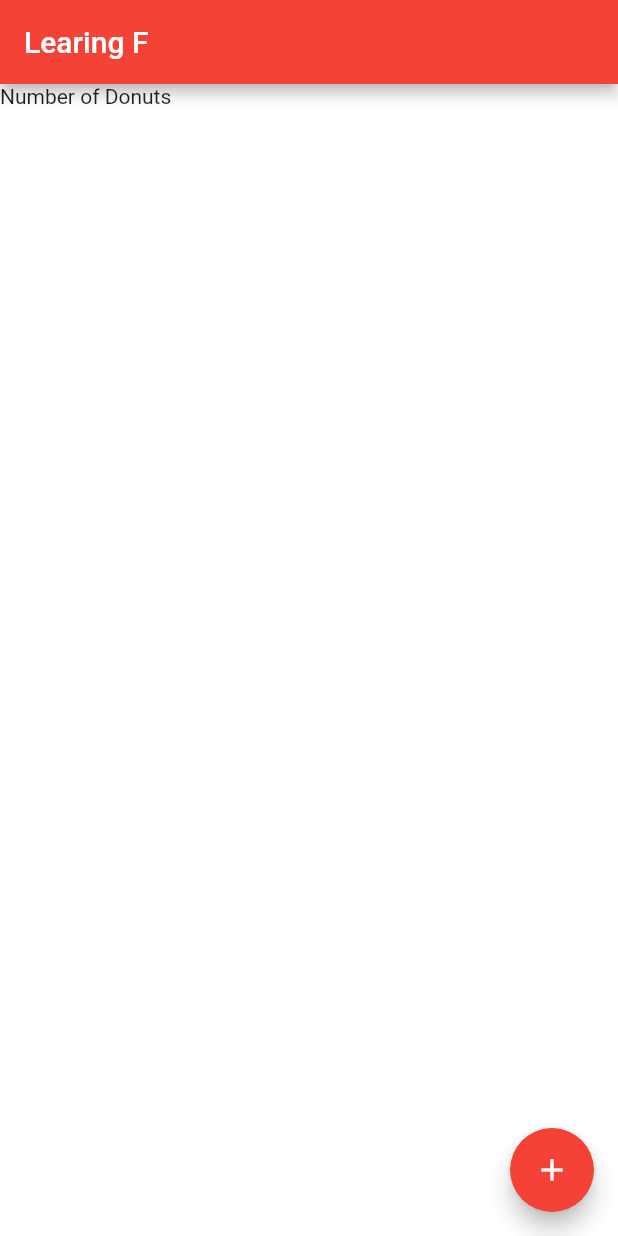
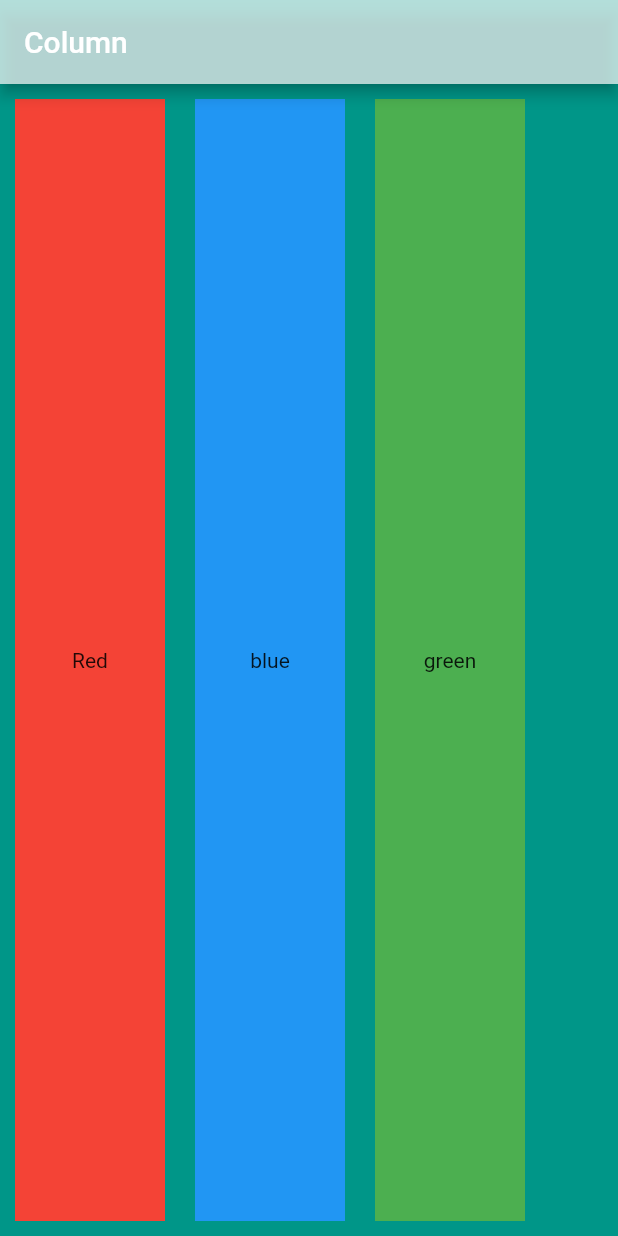
Before and after one commit to noumanshah951/flutter_learning, a Flutter app: the screen it shows after launch, on a phone screen of 412 x 824 dp. Run offline on Flutter 3.47's test engine with Material 2 defaults, Android fonts, the phone set to English and light mode, and no system bars.

Commit message:
column rows testing

```diff
--- a/lib/main.dart
+++ b/lib/main.dart
@@ -1,29 +1,63 @@
 import 'package:flutter/material.dart';
 
 void main() {
-  runApp( MyApp());
+  runApp(MyApp());
 }
-
 
 class MyApp extends StatelessWidget {
   @override
   Widget build(BuildContext context) {
     return MaterialApp(
-      home: Scaffold(
-          backgroundColor: Colors.white70,
-          appBar: AppBar(
-            title: Text('Learing F'),
-            backgroundColor: Colors.red,
+        home: Scaffold(
+      backgroundColor: Colors.teal,
+      appBar: AppBar(
+        title: Text('Column'),
+        backgroundColor: Colors.white70,
+      ),
+      body: SafeArea(
+        // column by default take as much as screen
+          child: Row(
+//            mainAxisSize:MainAxisSize.max,
+//        verticalDirection:  VerticalDirection.down,
+//        mainAxisAlignment: MainAxisAlignment.spaceAround,
+        crossAxisAlignment: CrossAxisAlignment.stretch,
+
+        children: <Widget>[
+          //Container go big by default but if there is child it wrap to it
+            Container(
+            width: 0.0,
+            height: double.infinity,
+            ),
+
+          SizedBox( height : 20),
+          Container(
+            width: 100,
+            height: 100,
+            margin: EdgeInsets.all(10),
+            padding: EdgeInsets.all(10),
+            color: Colors.red,
+            child: Center(child: Text('Red')),
           ),
-          body:
-        Text('Number of Donuts')
-        ,
-        floatingActionButton: FloatingActionButton(
-        backgroundColor: Colors.red,
-        child: Icon(Icons.add),
-      ),
-
-      ),
-    );
+          SizedBox( height : 20),
+          Container(
+            width: 100,
+            height: 100,
+            margin: EdgeInsets.all(10),
+            padding: EdgeInsets.all(10),
+            color: Colors.blue,
+            child: Center(child: Text('blue')),
+          ),
+          SizedBox( height : 20),
+          Container(
+            width: 100,
+            height: 100,
+            margin: EdgeInsets.all(10),
+            padding: EdgeInsets.all(10),
+            color: Colors.green,
+            child: Center(child: Text('green')),
+          ),
+        ],
+      )),
+    ));
   }
 }
```
